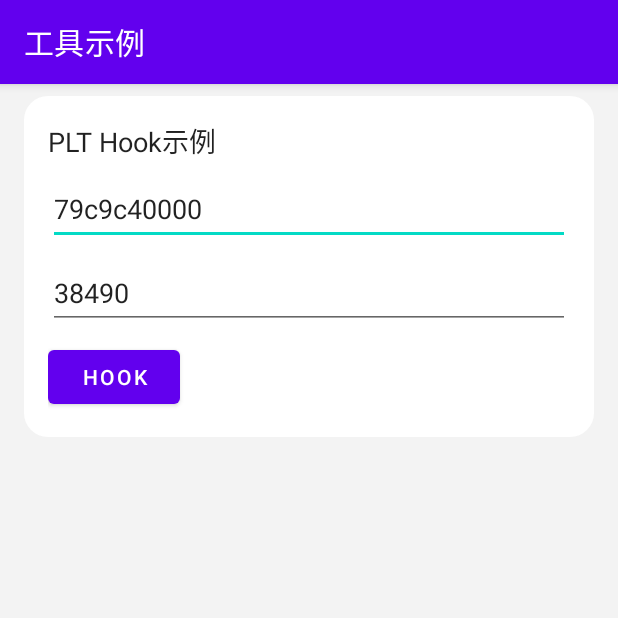
After one commit to YorekLiu/APMSample, an Android app: the ToolsActivity screen opened directly, with no data from a screen before it, on a phone screen of 412 x 824 dp, the top half of it. The commit adds this screen. Run offline under Robolectric (Android 15) with nearby library versions, the phone set to English and light mode, and no system bars; 1 statement that could not run was skipped.

Commit message:
feat(tools): plt hook demo

```diff
--- a/app/src/main/AndroidManifest.xml
+++ b/app/src/main/AndroidManifest.xml
@@ -26,7 +26,8 @@
         </activity>
         <activity android:name=".memory.MemoryActivity" android:label="内存优化示例" android:exported="true" />
         <activity android:name=".memory.MemoryLeakActivity" android:label="内存泄露演示" android:exported="false" />
-        <activity android:name=".apksize.ApkSizeActivity"  android:label="包体积优化示例" android:exported="true" />
+        <activity android:name=".apksize.ApkSizeActivity" android:label="包体积优化示例" android:exported="true" />
+        <activity android:name=".tools.ToolsActivity" android:label="工具示例" android:exported="true" />
     </application>
 
 </manifest>
--- /dev/null
+++ b/app/src/main/java/xyz/yorek/performance/tools/ToolsActivity.kt
@@ -0,0 +1,14 @@
+package xyz.yorek.performance.tools
+
+import xyz.yorek.performance.base.BasePerformanceActivity
+import xyz.yorek.performance.base.CaseUIWidgetProvider
+import xyz.yorek.performance.tools.case.PLTHookCaseUIWidgetProvider
+
+class ToolsActivity : BasePerformanceActivity() {
+
+    override fun getCaseUIWidgetProviderList(): List<Class<out CaseUIWidgetProvider>> {
+        return listOf(
+            PLTHookCaseUIWidgetProvider::class.java,
+        )
+    }
+}
--- /dev/null
+++ b/app/src/main/java/xyz/yorek/performance/tools/case/PLTHookCaseUIWidgetProvider.kt
@@ -0,0 +1,32 @@
+package xyz.yorek.performance.tools.case
+
+import android.content.Context
+import android.view.LayoutInflater
+import android.view.View
+import xyz.yorek.performance.base.CaseUIWidgetProvider
+import xyz.yorek.performance.databinding.ViewPltHookBinding
+
+class PLTHookCaseUIWidgetProvider : CaseUIWidgetProvider() {
+    init {
+        System.loadLibrary("appcase")
+    }
+
+    private lateinit var mViewPltHookBinding: ViewPltHookBinding
+
+    override fun getTitle(): String = "PLT Hook示例"
+
+    override fun onCreate(context: Context): View {
+        mViewPltHookBinding = ViewPltHookBinding.inflate(LayoutInflater.from(context))
+        return mViewPltHookBinding.root
+    }
+
+    override fun onInit() {
+        mViewPltHookBinding.btnHook.setOnClickListener {
+            val soAddr = mViewPltHookBinding.etSoAddr.text.toString()
+            val funcAddr = mViewPltHookBinding.etFuncAddr.text.toString()
+            hook(soAddr.toLong(16), funcAddr.toInt(16))
+        }
+    }
+
+    external fun hook(baseAddress: Long, address: Int)
+}
--- /dev/null
+++ b/app/src/main/res/layout/view_plt_hook.xml
@@ -0,0 +1,31 @@
+<?xml version="1.0" encoding="utf-8"?>
+<LinearLayout
+    xmlns:android="http://schemas.android.com/apk/res/android"
+    xmlns:tools="http://schemas.android.com/tools"
+    android:layout_width="match_parent"
+    android:layout_height="wrap_content"
+    android:orientation="vertical">
+
+    <EditText
+        android:id="@+id/etSoAddr"
+        android:layout_width="match_parent"
+        android:layout_height="wrap_content"
+        android:inputType="text"
+        android:text="79c9c40000"
+        android:hint="libappcase.so的基地址(16进制)"/>
+
+    <EditText
+        android:id="@+id/etFuncAddr"
+        android:layout_width="match_parent"
+        android:layout_height="wrap_content"
+        android:text="38490"
+        android:hint="函数地址(16进制)"
+        android:layout_marginTop="8dp" />
+
+    <Button
+        android:id="@+id/btnHook"
+        android:layout_width="wrap_content"
+        android:layout_height="wrap_content"
+        android:text="Hook"
+        android:layout_marginTop="8dp" />
+</LinearLayout>
--- a/memory/src/main/cpp/CMakeLists.txt
+++ b/memory/src/main/cpp/CMakeLists.txt
@@ -28,7 +28,8 @@ add_library( # Sets the name of the library.
              # Provides a relative path to your source file(s).
              MemoryJNI.cpp
              MemoryThread.cpp
-             MemoryAllocTracker.cpp)
+             AnrLogPrinter.cpp
+        )
 
 target_include_directories(
         ${TARGET}
```
Also changed, not shown: app/src/main/java/xyz/yorek/performance/apksize/ApkSizeActivity.kt (+0 -23 lines), app/src/main/java/xyz/yorek/performance/tools/case/AnrLogCaseUIWidgetProvider.kt (added, +26 -0 lines), app/src/main/res/layout/view_anr_log.xml (added, +14 -0 lines), memory/src/main/java/xyz/yorek/performance/tools/AnrLogPrinter.kt (added, +9 -0 lines), 10 other files.
